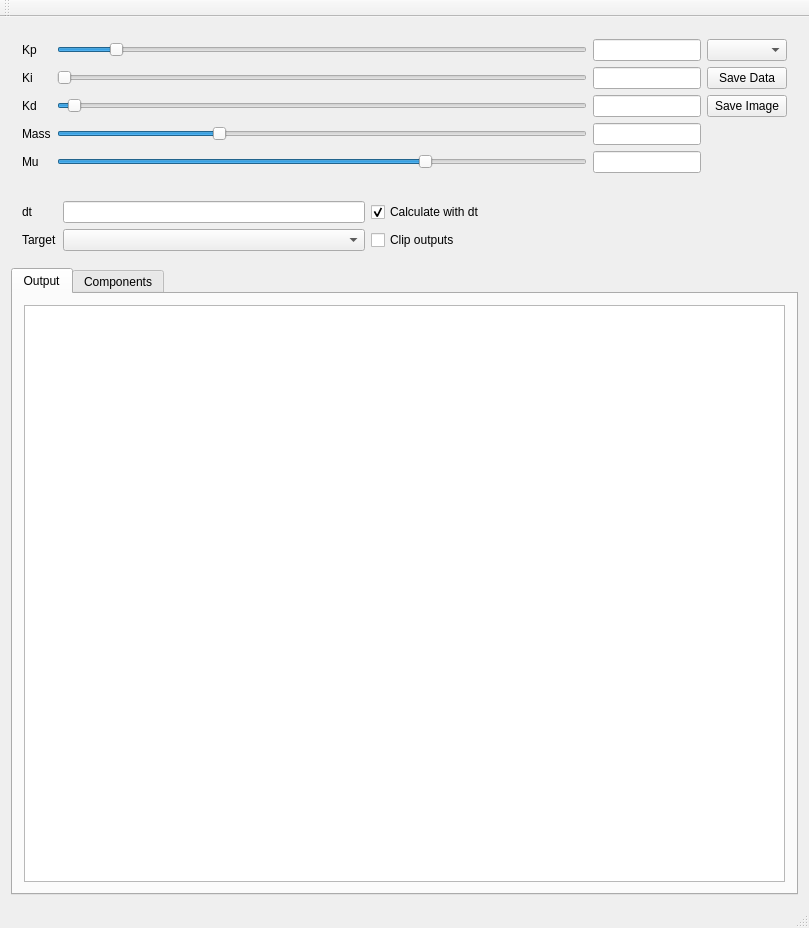
First picture: the form in mainwindow.ui, repository rlee287/PID_visualiser, before the edit.
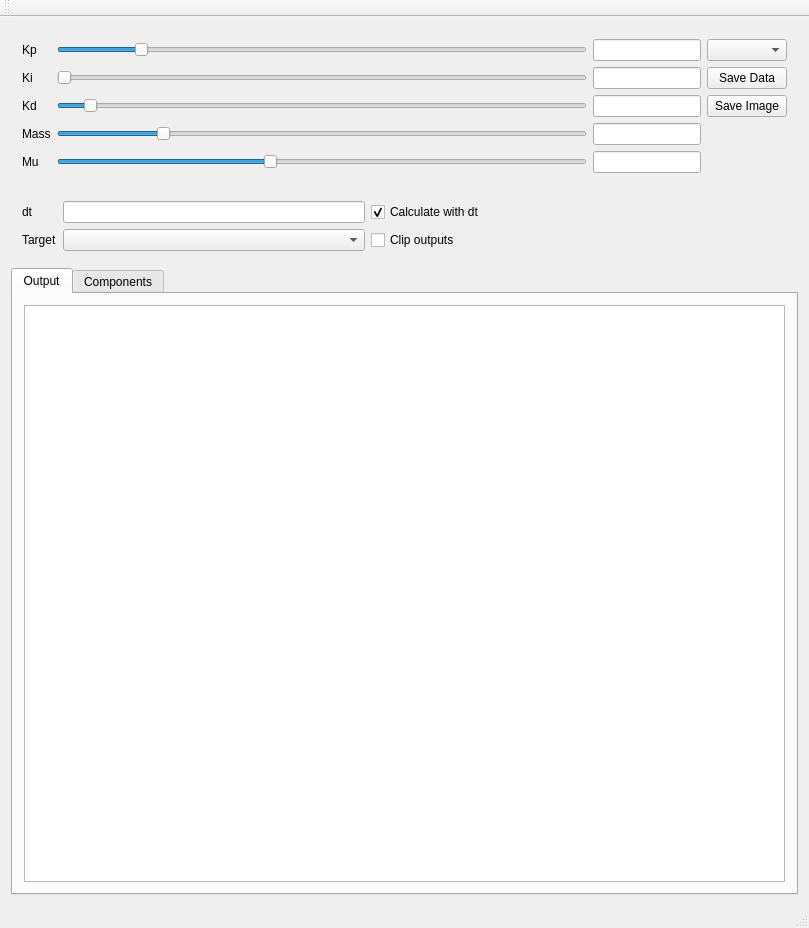
Second picture: the form after the edit.

Commit message: Adjust default positions and positive minimum mass

Patch:
```diff
--- a/mainwindow.ui
+++ b/mainwindow.ui
@@ -60,7 +60,7 @@
           <number>50</number>
          </property>
          <property name="value">
-          <number>20</number>
+          <number>50</number>
          </property>
          <property name="orientation">
           <enum>Qt::Horizontal</enum>
@@ -138,7 +138,7 @@
           <number>50</number>
          </property>
          <property name="value">
-          <number>100</number>
+          <number>150</number>
          </property>
          <property name="orientation">
           <enum>Qt::Horizontal</enum>
@@ -171,6 +171,9 @@
        </item>
        <item row="3" column="1">
         <widget class="QSlider" name="mass_slider">
+         <property name="minimum">
+          <number>10</number>
+         </property>
          <property name="maximum">
           <number>999</number>
          </property>
@@ -178,7 +181,7 @@
           <number>50</number>
          </property>
          <property name="value">
-          <number>300</number>
+          <number>200</number>
          </property>
          <property name="orientation">
           <enum>Qt::Horizontal</enum>
@@ -194,10 +197,10 @@
           <number>50</number>
          </property>
          <property name="value">
-          <number>700</number>
+          <number>400</number>
          </property>
          <property name="sliderPosition">
-          <number>700</number>
+          <number>400</number>
          </property>
          <property name="orientation">
           <enum>Qt::Horizontal</enum>
```
